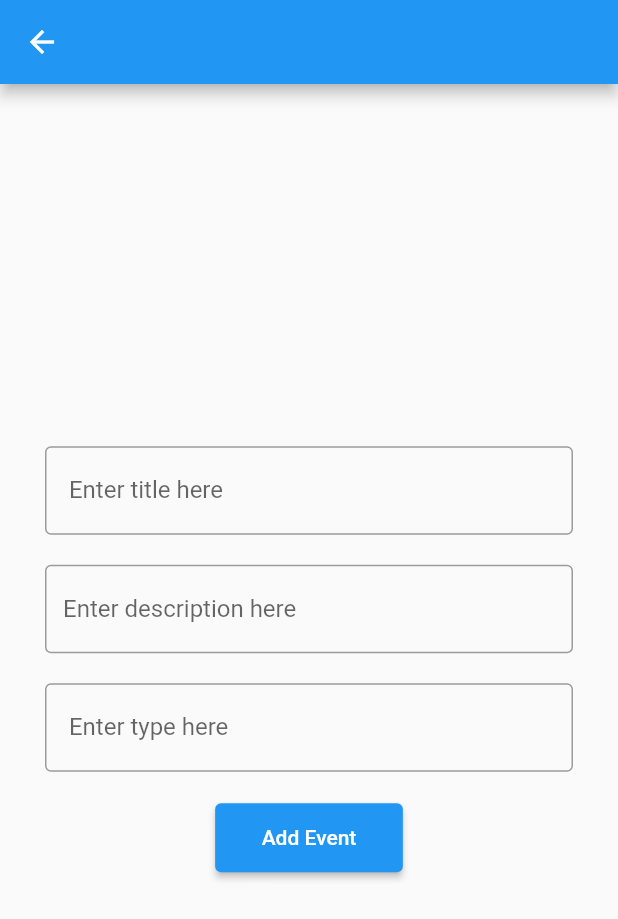
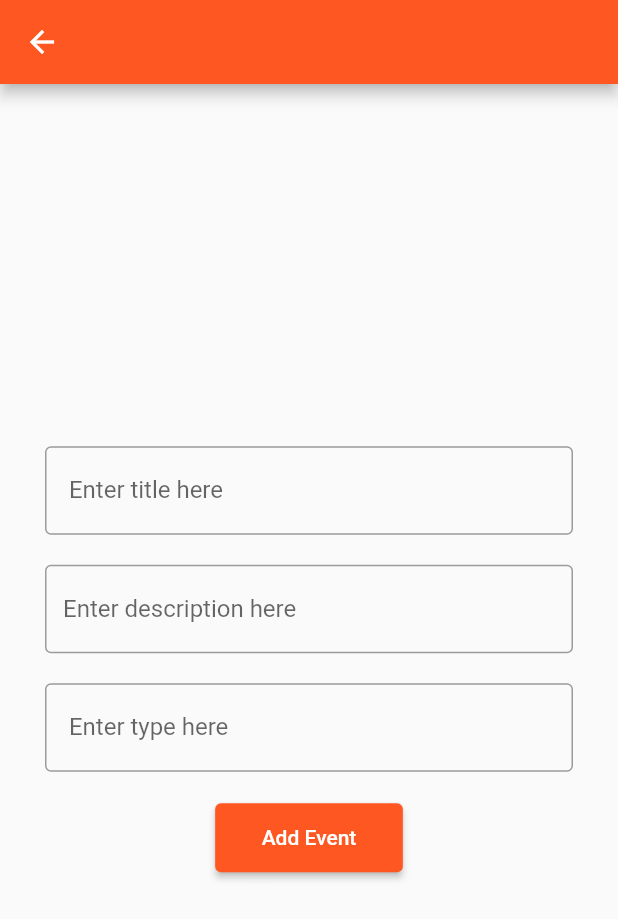
Before and after one commit to thezaeemaanwar/05-Flutter-Navigation-and-APIs, a Flutter app: the screen it shows after launch, in the side drawer, after a tap on "Add Records", on a phone screen of 412 x 824 dp. Shown: the top 919 px of the screen. Run offline on Flutter 3.47's test engine with Material 2 defaults, Android fonts, the phone set to English and light mode, and no system bars; missing offline and left inert: dart:html; network calls fail.

Commit message:
🎨 IMPROVE : Color Scheme

```diff
--- a/lib/main.dart
+++ b/lib/main.dart
@@ -12,7 +12,7 @@ class MyApp extends StatelessWidget {
     return MaterialApp(
       title: 'Flutter Demo',
       theme: ThemeData(
-        primarySwatch: Colors.blue,
+        primarySwatch: Colors.deepOrange,
       ),
       home: MyHomePage(title: 'Flutter Demo Home Page'),
     );
```
